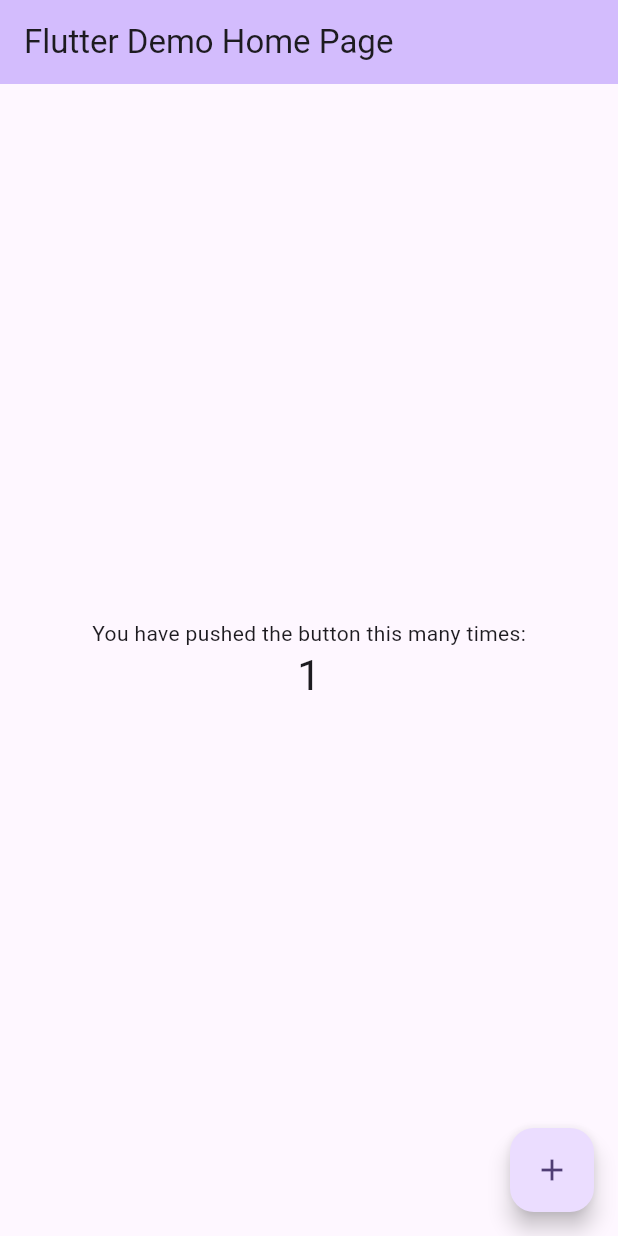
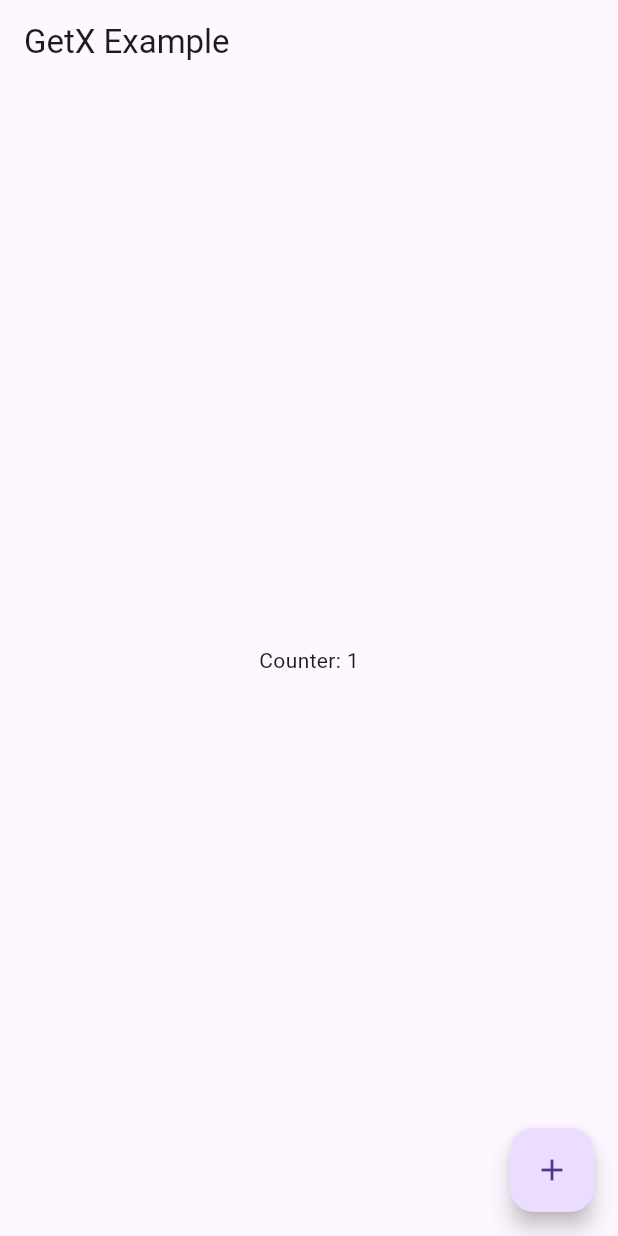
Before and after one commit to chitranle0710/flutterWeb, a Flutter app: the screen it shows after launch, after a tap on the "add" icon, on a phone screen of 412 x 824 dp. Run offline on Flutter 3.47's test engine with Material 3 defaults, Android fonts, the phone set to English and light mode, and no system bars; our stand-ins replace get.

Commit message:
add home page

```diff
--- /dev/null
+++ b/lib/presentation/home/home_binding.dart
@@ -0,0 +1,10 @@
+import 'package:get/get.dart';
+
+import 'home_controller.dart';
+
+class HomeBinding extends Bindings {
+  @override
+  void dependencies() {
+    Get.lazyPut<HomeController>(() => HomeController());
+  }
+}
--- /dev/null
+++ b/lib/presentation/home/home_controller.dart
@@ -0,0 +1,9 @@
+import 'package:get/get.dart';
+
+class HomeController extends GetxController {
+  var counter = 0.obs;
+
+  void increment() {
+    counter++;
+  }
+}
--- /dev/null
+++ b/lib/presentation/home/home_page.dart
@@ -0,0 +1,32 @@
+import 'package:flutter/material.dart';
+import 'package:get/get.dart';
+import 'home_controller.dart';
+
+class HomeScreen extends StatelessWidget {
+  const HomeScreen({super.key});
+
+  @override
+  Widget build(BuildContext context) {
+    // Initialize the controller using Get.put
+    final HomeController controller =
+        Get.find(); // Ensure controller is not null
+
+    return Scaffold(
+      appBar: AppBar(
+        title: const Text('GetX Example'),
+      ),
+      body: Center(
+        child: Column(
+          mainAxisAlignment: MainAxisAlignment.center,
+          children: <Widget>[
+            Obx(() => Text('Counter: ${controller.counter}')),
+          ],
+        ),
+      ),
+      floatingActionButton: FloatingActionButton(
+        onPressed: controller.increment,
+        child: const Icon(Icons.add),
+      ),
+    );
+  }
+}
--- a/lib/main.dart
+++ b/lib/presentation/main.dart
@@ -1,4 +1,9 @@
 import 'package:flutter/material.dart';
+import 'package:get/get_navigation/src/root/get_material_app.dart';
+import 'package:get/get_navigation/src/routes/get_route.dart';
+import 'package:web_uit_base/presentation/home/home_binding.dart';
+
+import 'home/home_page.dart';
 
 void main() {
   runApp(const MyApp());
@@ -10,28 +15,18 @@ class MyApp extends StatelessWidget {
   // This widget is the root of your application.
   @override
   Widget build(BuildContext context) {
-    return MaterialApp(
-      title: 'Flutter Demo',
-      theme: ThemeData(
-        colorScheme: ColorScheme.fromSeed(seedColor: Colors.deepPurple),
-        useMaterial3: true,
-      ),
-      home: const MyHomePage(title: 'Flutter Demo Home Page'),
+    return GetMaterialApp(
+      title: 'Flutter GetX Navigation',
+      initialRoute: '/',
+      getPages: [
+        GetPage(name: '/', page: () => const HomeScreen(), binding: HomeBinding()),
+      ],
     );
   }
 }
 
 class MyHomePage extends StatefulWidget {
   const MyHomePage({super.key, required this.title});
-
-  // This widget is the home page of your application. It is stateful, meaning
-  // that it has a State object (defined below) that contains fields that affect
-  // how it looks.
-
-  // This class is the configuration for the state. It holds the values (in this
-  // case the title) provided by the parent (in this case the App widget) and
-  // used by the build method of the State. Fields in a Widget subclass are
-  // always marked "final".
 
   final String title;
 
@@ -44,11 +39,6 @@ class _MyHomePageState extends State<MyHomePage> {
 
   void _incrementCounter() {
     setState(() {
-      // This call to setState tells the Flutter framework that something has
-      // changed in this State, which causes it to rerun the build method below
-      // so that the display can reflect the updated values. If we changed
-      // _counter without calling setState(), then the build method would not be
-      // called again, and so nothing would appear to happen.
       _counter++;
     });
   }
--- a/pubspec.yaml
+++ b/pubspec.yaml
@@ -31,8 +31,6 @@ dependencies:
   flutter:
     sdk: flutter
   get: ^4.6.5  # or latest version of GetX
-
-
 
   # The following adds the Cupertino Icons font to your application.
   # Use with the CupertinoIcons class for iOS style icons.
```
Also changed, not shown: 2 other files.
